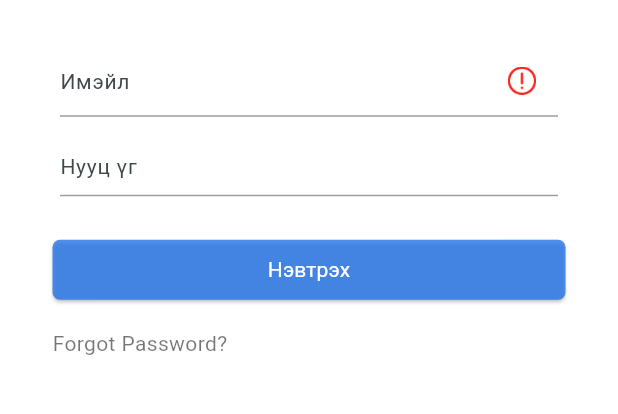
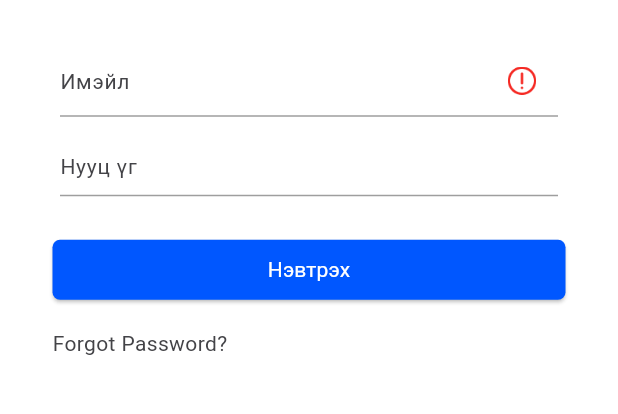
Before and after one commit to Tsogbadrakh-G/Language-exchange-app, a Flutter app: the screen it shows after launch, on a phone screen of 412 x 824 dp, the part 531-945 px from its top. Run offline on Flutter 3.47's test engine with Material 2 defaults, Android fonts, the phone set to English and light mode, and no system bars; our stand-ins replace cloud_firestore, custom_refresh_indicator, dio, dropdown_button2, email_validator, firebase_auth and 16 more; missing offline and left inert: agora_rtc_engine, dart:ffi; accounts and stored records are empty; Roboto replaces fonts that are missing (Nunito).

Commit message:
Update login.dart

```diff
--- a/degree/lib/pages/login.dart
+++ b/degree/lib/pages/login.dart
@@ -131,32 +131,6 @@ class _LogInState extends State<LogIn> {
           child: Column(
             mainAxisAlignment: MainAxisAlignment.center,
             children: [
-              // Container(
-              //   width: double.infinity,
-              //   child: Column(
-              //     children: [
-              //       Container(
-              //           margin: EdgeInsets.symmetric(horizontal: 20),
-              //           width: double.infinity,
-              //           padding: EdgeInsets.fromLTRB(18, 0, 20, 0),
-              //           child: Text(
-              //             "Сайн уу 👋",
-              //             style: const TextStyle(
-              //               fontFamily: "Rubik",
-              //               fontSize: 37,
-              //               fontWeight: FontWeight.w500,
-              //               color: Color(0xff000000),
-              //               height: 37 / 37,
-              //             ),
-              //             textAlign: TextAlign.left,
-              //           )),
-              //       SizedBox(
-              //         height: 20,
-              //       ),
-              //     ],
-              //   ),
-              // ),
-
               Image.asset(
                 'assets/images/ic_splash.png',
                 scale: 1.5,
@@ -197,22 +171,20 @@ class _LogInState extends State<LogIn> {
                                 : Image.asset(
                                     'assets/images/img_login_exclamation.png',
                                     scale: 1.9,
-                                    // width: 18,
-                                    // height: 18,
                                   ),
-                            // errorText: 'hi',
                             enabledBorder: UnderlineInputBorder(
                               borderSide:
                                   BorderSide(width: 1, color: Colors.black38),
                             ),
                             focusedBorder: UnderlineInputBorder(
                               borderSide: BorderSide(
-                                width: 1.5,
-                                color: Colors.black87,
+                                width: 1,
+                                color: Color(0xff434347),
                               ),
                             ),
                             hintText: 'Имэйл',
                             hintStyle: TextStyle(
+                                color: Color(0xff434347),
                                 fontFamily: 'Nunito',
                                 fontWeight: FontWeight.normal,
                                 fontSize: 14),
@@ -223,34 +195,14 @@ class _LogInState extends State<LogIn> {
                       SizedBox(
                         height: 5.0,
                       ),
-                      // if (!_isValidMail)
-                      //   Container(
-                      //     margin: EdgeInsets.symmetric(horizontal: 20),
-                      //     padding: EdgeInsets.fromLTRB(20, 0, 0, 10),
-                      //     width: double.infinity,
-                      //     child: Text(
-                      //       'Имэйлээ оруулна уу.',
-                      //       style: TextStyle(color: Colors.red, fontSize: 10),
-                      //     ),
-                      //   ),
                       Container(
                         margin: EdgeInsets.symmetric(horizontal: 20),
                         padding: EdgeInsets.fromLTRB(20, 0, 20, 0),
                         child: TextFormField(
-                          onChanged: (value) {
-                            // setState(() {
-                            //   Validator();
-                            // });
-                          },
+                          onChanged: (value) {},
                           focusNode: focusNode2,
                           textAlignVertical: TextAlignVertical.center,
                           controller: userpasswordcontroller,
-                          // validator: (value) {
-                          //   if (value == null || value.isEmpty) {
-                          //     return 'Нууц үгээ оруулна уу.';
-                          //   }
-                          //   return null;
-                          // },
                           decoration: InputDecoration(
                             enabledBorder: UnderlineInputBorder(
                               borderSide:
@@ -259,12 +211,13 @@ class _LogInState extends State<LogIn> {
                             focusedBorder: UnderlineInputBorder(
                               borderSide: BorderSide(
                                 width: 1.5,
-                                color: Colors.black87,
+                                color: Color(0xff434347),
                               ),
                             ),
                             border: InputBorder.none,
                             hintText: 'Нууц үг',
                             hintStyle: TextStyle(
+                                color: Color(0xff434347),
                                 fontFamily: 'Nunito',
                                 fontWeight: FontWeight.normal,
                                 fontSize: 14),
@@ -275,16 +228,6 @@ class _LogInState extends State<LogIn> {
                       SizedBox(
                         height: 5.0,
                       ),
-                      // if (!_isValidPass)
-                      //   Container(
-                      //     margin: EdgeInsets.symmetric(horizontal: 20),
-                      //     padding: EdgeInsets.fromLTRB(20, 0, 0, 10),
-                      //     width: double.infinity,
-                      //     child: Text(
-                      //       'Нууц үгээ оруулна уу.',
-                      //       style: TextStyle(color: Colors.red, fontSize: 10),
-                      //     ),
-                      //   ),
                       Container(
                         margin: EdgeInsets.symmetric(horizontal: 35),
                         width: double.infinity,
@@ -307,7 +250,7 @@ class _LogInState extends State<LogIn> {
                             shape: RoundedRectangleBorder(
                                 borderRadius: BorderRadius.circular(5)),
                             padding: EdgeInsets.symmetric(vertical: 10),
-                            backgroundColor: Color(0xff2675EC).withOpacity(0.8),
+                            backgroundColor: Color(0xff0057ff),
                           ),
                           child: const Text(
                             'Нэвтрэх',
@@ -335,7 +278,7 @@ class _LogInState extends State<LogIn> {
                               child: Text(
                                 "Forgot Password?",
                                 style: TextStyle(
-                                    color: Colors.black54,
+                                    color: Color(0xff434347),
                                     fontFamily: 'Nunito',
                                     fontWeight: FontWeight.normal,
                                     fontSize: 14),
```
